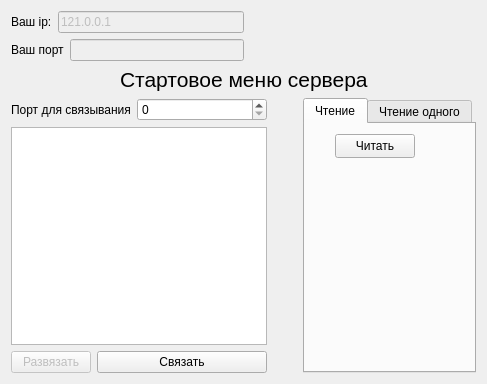
Old version of the form Interface.ui in the repository Saytikus/LauncherApplication.
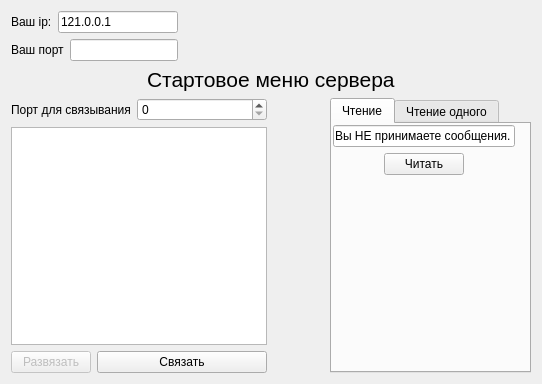
New version of the form.

What changed in the file:
```diff
--- a/Interface.ui
+++ b/Interface.ui
@@ -6,7 +6,7 @@
    <rect>
     <x>0</x>
     <y>0</y>
-    <width>487</width>
+    <width>542</width>
     <height>384</height>
    </rect>
   </property>
@@ -19,7 +19,7 @@
   <property name="windowTitle">
    <string>Interface</string>
   </property>
-  <layout class="QGridLayout" name="gridLayout_3">
+  <layout class="QGridLayout" name="gridLayout_4">
    <item row="0" column="0">
     <layout class="QGridLayout" name="gridLayout">
      <item row="0" column="0" rowspan="2">
@@ -39,11 +39,14 @@
          <item row="0" column="1">
           <widget class="QLineEdit" name="your_ip0">
            <property name="enabled">
-            <bool>false</bool>
+            <bool>true</bool>
            </property>
            <property name="text">
             <string>121.0.0.1</string>
            </property>
+           <property name="readOnly">
+            <bool>true</bool>
+           </property>
           </widget>
          </item>
         </layout>
@@ -60,7 +63,10 @@
          <item row="0" column="1">
           <widget class="QLineEdit" name="your_port0">
            <property name="enabled">
-            <bool>false</bool>
+            <bool>true</bool>
+           </property>
+           <property name="readOnly">
+            <bool>true</bool>
            </property>
           </widget>
          </item>
@@ -96,7 +102,7 @@
      </item>
     </layout>
    </item>
-   <item row="1" column="0">
+   <item row="1" column="0" colspan="3">
     <layout class="QGridLayout" name="gridLayout_2">
      <item row="0" column="0">
       <spacer name="horizontalSpacer_6">
@@ -134,8 +140,6 @@
     </layout>
    </item>
    <item row="2" column="0">
-    <layout class="QHBoxLayout" name="horizontalLayout_3">
-     <item>
       <layout class="QGridLayout" name="gridLayout_15">
        <item row="0" column="0">
         <layout class="QFormLayout" name="formLayout_25">
@@ -185,21 +189,27 @@
        </item>
       </layout>
      </item>
-     <item>
+   <item row="2" column="1">
       <spacer name="horizontalSpacer_3">
        <property name="orientation">
         <enum>Qt::Horizontal</enum>
        </property>
        <property name="sizeHint" stdset="0">
         <size>
-         <width>13</width>
+       <width>48</width>
          <height>20</height>
         </size>
        </property>
       </spacer>
      </item>
-     <item>
+   <item row="2" column="2">
       <widget class="QTabWidget" name="read_menu_3">
+     <property name="minimumSize">
+      <size>
+       <width>201</width>
+       <height>0</height>
+      </size>
+     </property>
        <property name="currentIndex">
         <number>0</number>
        </property>
@@ -207,18 +217,90 @@
         <attribute name="title">
          <string>Чтение</string>
         </attribute>
+      <widget class="QWidget" name="">
+       <property name="geometry">
+        <rect>
+         <x>1</x>
+         <y>1</y>
+         <width>182</width>
+         <height>106</height>
+        </rect>
+       </property>
+       <layout class="QGridLayout" name="gridLayout_3">
+        <item row="0" column="0">
+         <widget class="QLineEdit" name="read_mode_info">
+          <property name="enabled">
+           <bool>true</bool>
+          </property>
+          <property name="minimumSize">
+           <size>
+            <width>180</width>
+            <height>0</height>
+           </size>
+          </property>
+          <property name="text">
+           <string>Вы НЕ принимаете сообщения.</string>
+          </property>
+          <property name="readOnly">
+           <bool>true</bool>
+          </property>
+         </widget>
+        </item>
+        <item row="1" column="0">
+         <layout class="QVBoxLayout" name="verticalLayout">
+          <item>
+           <layout class="QHBoxLayout" name="horizontalLayout">
+            <item>
+             <spacer name="horizontalSpacer">
+              <property name="orientation">
+               <enum>Qt::Horizontal</enum>
+              </property>
+              <property name="sizeHint" stdset="0">
+               <size>
+                <width>40</width>
+                <height>20</height>
+               </size>
+              </property>
+             </spacer>
+            </item>
+            <item>
         <widget class="QPushButton" name="read0">
-         <property name="geometry">
-          <rect>
-           <x>30</x>
-           <y>10</y>
-           <width>80</width>
-           <height>24</height>
-          </rect>
-         </property>
          <property name="text">
           <string>Читать</string>
          </property>
+             </widget>
+            </item>
+            <item>
+             <spacer name="horizontalSpacer_2">
+              <property name="orientation">
+               <enum>Qt::Horizontal</enum>
+              </property>
+              <property name="sizeHint" stdset="0">
+               <size>
+                <width>40</width>
+                <height>20</height>
+               </size>
+              </property>
+             </spacer>
+            </item>
+           </layout>
+          </item>
+          <item>
+           <spacer name="verticalSpacer">
+            <property name="orientation">
+             <enum>Qt::Vertical</enum>
+            </property>
+            <property name="sizeHint" stdset="0">
+             <size>
+              <width>20</width>
+              <height>40</height>
+             </size>
+            </property>
+           </spacer>
+          </item>
+         </layout>
+        </item>
+       </layout>
         </widget>
        </widget>
        <widget class="QWidget" name="tab_8">
@@ -299,8 +381,6 @@
         </widget>
        </widget>
       </widget>
-     </item>
-    </layout>
    </item>
   </layout>
  </widget>
```
Left out of the diff: 2 changed lines with no effect on the pictures. Lines whose indentation alone changed are shown as unchanged.
